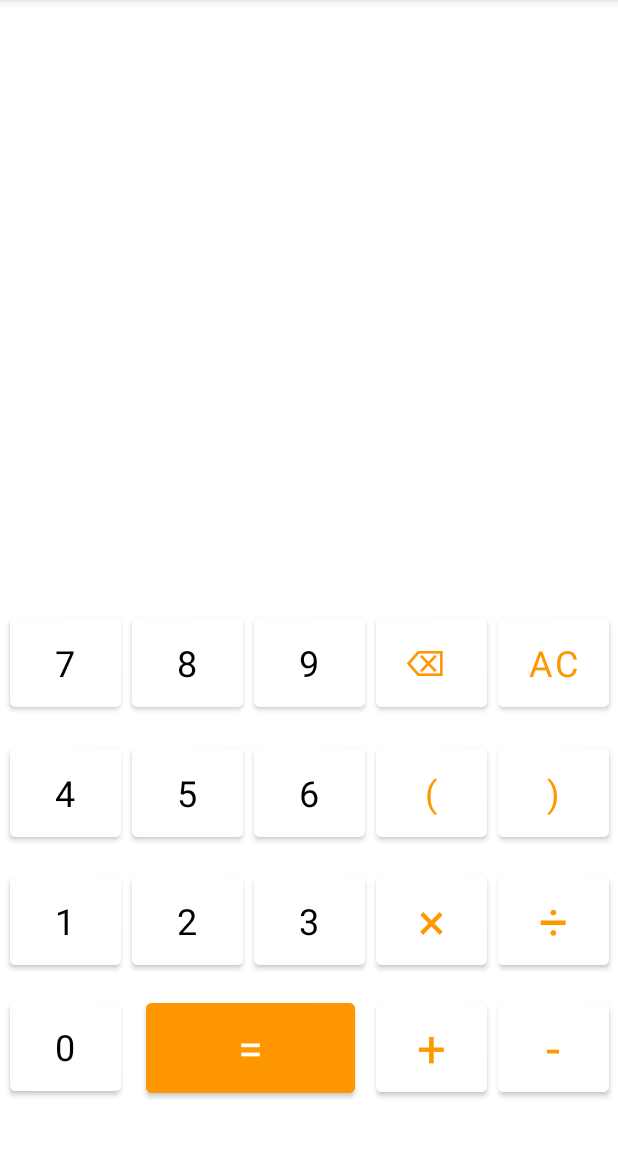
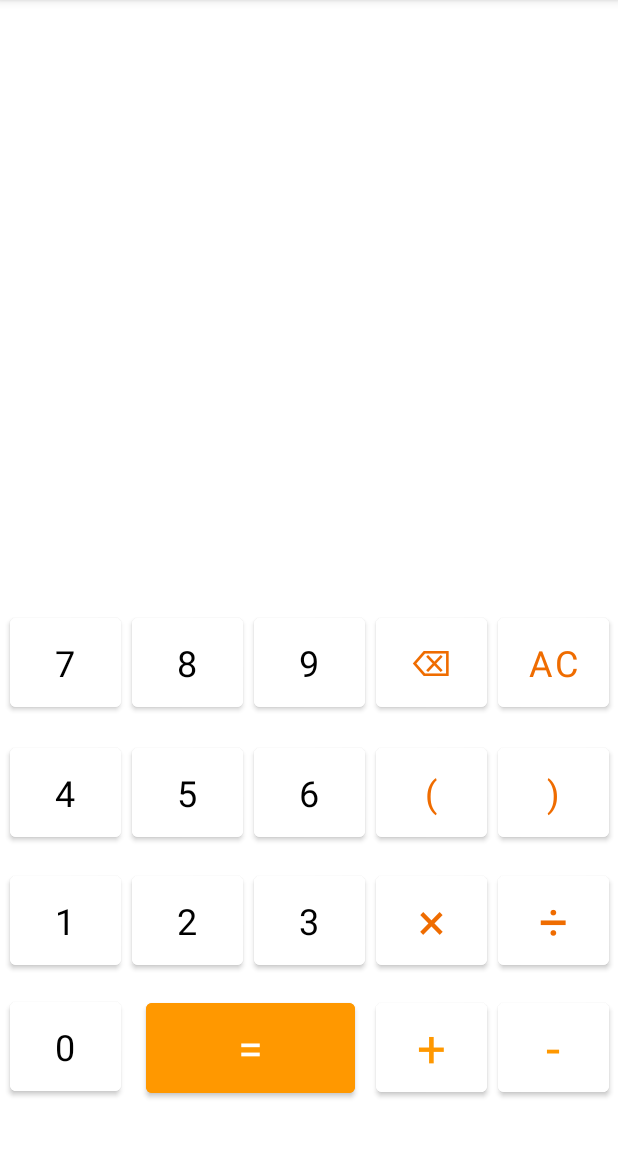
Before and after one commit to ahmad-alqdome/calculator, an Android app: the screen it shows after launch (MainActivity), on a phone screen of 412 x 824 dp, the part 84-1236 px from its top. Run offline under Robolectric (Android 15) with nearby library versions, the phone set to English and light mode, and no system bars; Roboto replaces fonts that are not available here.

Commit message:
Calculator for Android using Java

```diff
--- a/app/src/main/java/com/example/calculator/MainActivity.java
+++ b/app/src/main/java/com/example/calculator/MainActivity.java
@@ -43,7 +43,7 @@ TextView rslt1 , finalrslt;
             @Override
             public void onClick(View view) {
                 rslt1.append("0");
-            }
+            }    // Number  zero
         });
 
 
@@ -51,86 +51,86 @@ TextView rslt1 , finalrslt;
             @Override
             public void onClick(View view) {
                 rslt1.append("1");
-            }
+            }    // Number One
         });
         twoBtn.setOnClickListener(new View.OnClickListener() {
             @Override
             public void onClick(View view) {
                 rslt1.append("2");
-            }
+            }    //Number Two
         });
         threeBtn.setOnClickListener(new View.OnClickListener() {
             @Override
             public void onClick(View view) {
                 rslt1.append("3");
-            }
+            }   //Number Three
         });
         fourBtn.setOnClickListener(new View.OnClickListener() {
             @Override
             public void onClick(View view) {
                 rslt1.append("4");
-            }
+            }   // Number Four
         });
         fiveBtn.setOnClickListener(new View.OnClickListener() {
             @Override
             public void onClick(View view) {
                 rslt1.append("5");
-            }
+            }  //Number Five
         });
         sixBtn.setOnClickListener(new View.OnClickListener() {
             @Override
             public void onClick(View view) {
                 rslt1.append("6");
-            }
+            }   //Number Six
         });
         sevenBtn.setOnClickListener(new View.OnClickListener() {
             @Override
             public void onClick(View view) {
                 rslt1.append("7");
-            }
+            }   //Number Seven
         });
 
         eightBtn.setOnClickListener(new View.OnClickListener() {
             @Override
             public void onClick(View view) {
                 rslt1.append("8");
-            }
+            }    //Number Eight
         });
 
         nineBtn.setOnClickListener(new View.OnClickListener() {
             @Override
             public void onClick(View view) {
                 rslt1.append("9");
-            }
+            }       //Number Nine
         });
 
         addBtn.setOnClickListener(new View.OnClickListener() {
             @Override
             public void onClick(View view) {
                 rslt1.append(" + ");
-            }
+            }   // Addition
         });
         subBtn.setOnClickListener(new View.OnClickListener() {
             @Override
             public void onClick(View view) {
                 rslt1.append(" - ");
-            }
+            }   //Subtraction
         });
         multBtn.setOnClickListener(new View.OnClickListener() {
             @Override
             public void onClick(View view) {
                 rslt1.append(" × ");
-            }
+            }  //Multiple
         });
         divisionBtn.setOnClickListener(new View.OnClickListener() {
             @Override
             public void onClick(View view) {
                 rslt1.append(" ÷ ");
-            }
+            }  //Division
         });
         ACBtn.setOnClickListener(new View.OnClickListener() {
             @Override
-            public void onClick(View view) {
+            public void onClick(View view) {                // AC on click convert  text result to empty
                 rslt1.setText("");
                 finalrslt.setText("");
                 x=0;
@@ -138,7 +138,7 @@ TextView rslt1 , finalrslt;
 
             }
         });
-        backBtn.setOnClickListener(new View.OnClickListener() {
+        backBtn.setOnClickListener(new View.OnClickListener() {     //backspace
             @Override
             public void onClick(View view) {
                 String str = rslt1.getText().toString();
@@ -148,30 +148,26 @@ TextView rslt1 , finalrslt;
                 }
             }
         });
-        leftBtn.setOnClickListener(new View.OnClickListener() {
+        leftBtn.setOnClickListener(new View.OnClickListener() {   // left bracket
             @Override
             public void onClick(View view) {
+                rslt1.append("( ");
+            }});
 
-                    rslt1.append("( ");
-
-                }
-
-        });
-        rightBtn.setOnClickListener(new View.OnClickListener() {
+        rightBtn.setOnClickListener(new View.OnClickListener() {   // right bracket
             @Override
             public void onClick(View view) {
-
                 rslt1.append(" )");
-
-            }
-
-    });
+            }});
 
 
 
+        /*
+        When you click on Equal, the text in the first
+        result will be sent to Class EvaluateString
+
+         */
         equalBtn.setOnClickListener(new View.OnClickListener() {
-
-
 
             @Override
             public void onClick(View view) {
@@ -182,7 +178,6 @@ TextView rslt1 , finalrslt;
                String str2=Double.toString(x);
                 finalrslt.setText(str2);
                 rslt1.setText("");
-
             }
             catch (Exception e) {
                     finalrslt.setText("Error");
--- a/app/src/main/res/layout/activity_main.xml
+++ b/app/src/main/res/layout/activity_main.xml
@@ -13,8 +13,8 @@
         android:layout_height="71dp"
         android:backgroundTint="@color/btnColor"
         android:fontFamily="@font/alfa_slab_one"
-        android:text=")"
-        android:textColor="@color/btnTextColor"
+        android:text="@string/rightBra"
+        android:textColor="#EF6C00"
         android:textColorHint="@color/black"
         android:textSize="24sp"
         app:layout_constraintBottom_toBottomOf="parent"
@@ -30,7 +30,7 @@
         android:layout_height="71dp"
         android:backgroundTint="@color/btnColor"
         android:fontFamily="@font/alfa_slab_one"
-        android:text="8"
+        android:text="@string/eghitNumber"
         android:textColor="@color/colorTextNum"
         android:textColorHint="@color/black"
         android:textSize="24sp"
@@ -47,8 +47,8 @@
         android:layout_height="71dp"
         android:backgroundTint="@color/btnColor"
         android:fontFamily="@font/alfa_slab_one"
-        android:text="⌫	"
-        android:textColor="@color/btnTextColor"
+        android:text="@string/backSign"
+        android:textColor="#EF6C00"
         android:textColorHint="@color/black"
         android:textSize="24sp"
         app:layout_constraintBottom_toBottomOf="parent"
@@ -56,7 +56,8 @@
         app:layout_constraintHorizontal_bias="0.741"
         app:layout_constraintStart_toStartOf="parent"
         app:layout_constraintTop_toTopOf="parent"
-        app:layout_constraintVertical_bias="0.583" />
+        app:layout_constraintVertical_bias="0.583"
+        tools:ignore="TextContrastCheck" />
 
     <Button
         android:id="@+id/acID"
@@ -64,8 +65,8 @@
         android:layout_height="71dp"
         android:backgroundTint="@color/btnColor"
         android:fontFamily="@font/alfa_slab_one"
-        android:text="AC"
-        android:textColor="@color/btnTextColor"
+        android:text="@string/AC"
+        android:textColor="#EF6C00"
         android:textColorHint="@color/black"
         android:textSize="24sp"
         app:layout_constraintBottom_toBottomOf="parent"
@@ -81,7 +82,7 @@
         android:layout_height="71dp"
         android:backgroundTint="@color/btnColor"
         android:fontFamily="@font/alfa_slab_one"
-        android:text="9"
+        android:text="@string/nineNumber"
         android:textColor="@color/colorTextNum"
         android:textColorHint="@color/black"
         android:textSize="24sp"
@@ -98,7 +99,7 @@
         android:layout_height="71dp"
         android:backgroundTint="@color/btnColor"
         android:fontFamily="@font/alfa_slab_one"
-        android:text="7"
+        android:text="@string/sevenNumber"
         android:textColor="@color/colorTextNum"
         android:textColorHint="@color/black"
         android:textSize="24sp"
@@ -115,7 +116,7 @@
         android:layout_height="71dp"
         android:backgroundTint="@color/btnColor"
         android:fontFamily="@font/alfa_slab_one"
-        android:text="4"
+        android:text="@string/fourNumber"
         android:textColor="@color/colorTextNum"
         android:textColorHint="@color/black"
         android:textSize="24sp"
@@ -132,7 +133,7 @@
         android:layout_height="71dp"
         android:backgroundTint="@color/btnColor"
         android:fontFamily="@font/alfa_slab_one"
-        android:text="5"
+        android:text="@string/fiveNumber"
         android:textColor="@color/colorTextNum"
         android:textColorHint="@color/black"
         android:textSize="24sp"
@@ -149,8 +150,8 @@
         android:layout_height="71dp"
         android:backgroundTint="@color/btnColor"
         android:fontFamily="@font/alfa_slab_one"
-        android:text="÷"
-        android:textColor="@color/btnTextColor"
+        android:text="@string/divisonSign"
+        android:textColor="#EF6C00"
         android:textColorHint="@color/black"
         android:textSize="34sp"
         app:layout_constraintBottom_toBottomOf="parent"
@@ -166,7 +167,7 @@
         android:layout_height="71dp"
         android:backgroundTint="@color/btnColor"
         android:fontFamily="@font/alfa_slab_one"
-        android:text="6"
+        android:text="@string/sixNumber"
         android:textColor="@color/colorTextNum"
         android:textColorHint="@color/black"
         android:textSize="24sp"
@@ -183,8 +184,8 @@
         android:layout_height="71dp"
         android:backgroundTint="@color/btnColor"
         android:fontFamily="@font/alfa_slab_one"
-        android:text=" × "
-        android:textColor="@color/btnTextColor"
+        android:text="@string/multiSign"
+        android:textColor="#EF6C00"
         android:textColorHint="@color/black"
         android:textSize="34sp"
         app:layout_constraintBottom_toBottomOf="parent"
@@ -200,7 +201,7 @@
         android:layout_height="71dp"
         android:backgroundTint="@color/btnColor"
         android:fontFamily="@font/alfa_slab_one"
-        android:text="3"
+        android:text="@string/threeNumber"
         android:textColor="@color/colorTextNum"
         android:textColorHint="@color/black"
         android:textSize="24sp"
@@ -216,7 +217,7 @@
         android:layout_height="71dp"
         android:backgroundTint="@color/btnColor"
         android:fontFamily="@font/alfa_slab_one"
-        android:text="-"
+        android:text="@string/subSign"
         android:textColor="@color/btnTextColor"
         android:textColorHint="@color/black"
         android:textSize="34sp"
@@ -225,7 +226,8 @@
         app:layout_constraintHorizontal_bias="0.982"
         app:layout_constraintStart_toStartOf="parent"
         app:layout_constraintTop_toTopOf="parent"
-        app:layout_constraintVertical_bias="0.951" />
+        app:layout_constraintVertical_bias="0.951"
+        tools:ignore="TextContrastCheck,TextContrastCheck" />
 
     <Button
         android:id="@+id/addID"
@@ -233,7 +235,7 @@
         android:layout_height="71dp"
         android:backgroundTint="@color/btnColor"
         android:fontFamily="@font/alfa_slab_one"
-        android:text="+"
+        android:text="@string/addSign"
         android:textColor="@color/btnTextColor"
         android:textColorHint="@color/black"
         android:textSize="34sp"
@@ -242,7 +244,8 @@
         app:layout_constraintHorizontal_bias="0.741"
         app:layout_constraintStart_toStartOf="parent"
         app:layout_constraintTop_toTopOf="parent"
-        app:layout_constraintVertical_bias="0.951" />
+        app:layout_constraintVertical_bias="0.951"
+        tools:ignore="TextContrastCheck,TextContrastCheck" />
 
     <Button
         android:id="@+id/twoID"
@@ -250,7 +253,7 @@
         android:layout_height="71dp"
         android:backgroundTint="@color/btnColor"
         android:fontFamily="@font/alfa_slab_one"
-        android:text="2"
+        android:text="@string/twoNumber"
         android:textColor="@color/colorTextNum"
         android:textColorHint="@color/black"
         android:textSize="24sp"
@@ -267,7 +270,7 @@
         android:layout_height="71dp"
         android:backgroundTint="@color/btnColor"
         android:fontFamily="@font/alfa_slab_one"
-        android:text="1"
+        android:text="@string/oneNumber"
         android:textColor="@color/colorTextNum"
         android:textColorHint="@color/black"
         android:textSize="24sp"
@@ -284,8 +287,8 @@
         android:layout_height="71dp"
         android:backgroundTint="@color/btnColor"
         android:fontFamily="@font/alfa_slab_one"
-        android:text="("
-        android:textColor="@color/btnTextColor"
+        android:text="@string/leftBra"
+        android:textColor="#EF6C00"
         android:textColorHint="@color/black"
         android:textSize="24sp"
         app:layout_constraintBottom_toBottomOf="parent"
@@ -301,16 +304,17 @@
         android:layout_height="72dp"
         android:backgroundTint="@color/btnTextColor"
         android:fontFamily="@font/alfa_slab_one"
-        android:text="="
+        android:text="@string/equalSign"
         android:textColor="@color/btnColor"
         android:textColorHint="@color/btnColor"
-        android:textSize="30dp"
+        android:textSize="30sp"
         app:layout_constraintBottom_toBottomOf="parent"
         app:layout_constraintEnd_toEndOf="parent"
         app:layout_constraintHorizontal_bias="0.356"
         app:layout_constraintStart_toStartOf="parent"
         app:layout_constraintTop_toTopOf="parent"
-        app:layout_constraintVertical_bias="0.952" />
+        app:layout_constraintVertical_bias="0.952"
+        tools:ignore="TextContrastCheck,TextContrastCheck" />
 
     <Button
         android:id="@+id/zeroID"
@@ -318,7 +322,7 @@
         android:layout_height="71dp"
         android:backgroundTint="@color/btnColor"
         android:fontFamily="@font/alfa_slab_one"
-        android:text="0"
+        android:text="@string/zeroNumber"
         android:textColor="@color/colorTextNum"
         android:textColorHint="@color/black"
         android:textSize="24sp"
@@ -347,7 +351,7 @@
         android:layout_width="365dp"
         android:layout_height="107dp"
         android:fontFamily="@font/alfa_slab_one"
-        android:gravity="fill_vertical"
+        android:gravity="start|end"
         android:textAlignment="textStart"
         android:textColor="@color/btnTextColor"
         android:textSize="34sp"
--- a/app/src/main/res/values/strings.xml
+++ b/app/src/main/res/values/strings.xml
@@ -1,4 +1,23 @@
 <resources>
     <string name="app_name" >Calculator</string>
+    <string name="sevenNumber">7</string>
+    <string name="eghitNumber">8</string>
+    <string name="nineNumber">9</string>
+    <string name="rightBra">)</string>
+    <string name="AC">AC</string>
+    <string name="leftBra">(</string>
+    <string name="sixNumber">6</string>
+    <string name="fiveNumber">5</string>
+    <string name="fourNumber">4</string>
+    <string name="threeNumber">3</string>
+    <string name="multiSign">×</string>
+    <string name="subSign">-</string>
+    <string name="divisonSign">÷</string>
+    <string name="addSign">+</string>
+    <string name="oneNumber">1</string>
+    <string name="twoNumber">2</string>
+    <string name="zeroNumber">0</string>
+    <string name="equalSign">=</string>
+    <string name="backSign">⌫</string>
 
 </resources>
```
Also changed, not shown: app/src/main/java/com/example/calculator/EvaluateString.java (+19 -19 lines).
